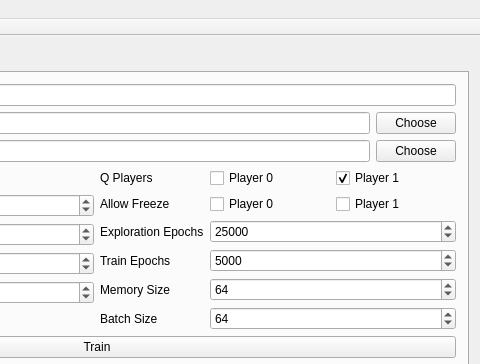
Phyronnaz/TIPE_Hex, file TIPE_Hex_QT/mainwindow.ui: the form before one commit; both pictures show x 286 to 766 and y 0 to 364 of the 766 by 805 pixel window.
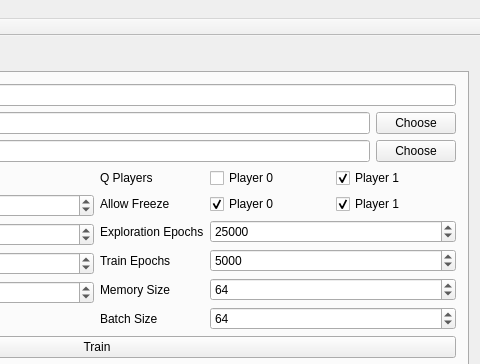
The form after the commit.

Commit message: Freeze bug solved

```diff
--- a/TIPE_Hex_QT/mainwindow.ui
+++ b/TIPE_Hex_QT/mainwindow.ui
@@ -698,6 +698,9 @@
                 <property name="text">
                  <string>Player 0</string>
                 </property>
+                <property name="checked">
+                 <bool>true</bool>
+                </property>
                </widget>
               </item>
               <item>
@@ -705,6 +708,9 @@
                 <property name="text">
                  <string>Player 1</string>
                 </property>
+                <property name="checked">
+                 <bool>true</bool>
+                </property>
                </widget>
               </item>
              </layout>
```
The commit also changes 2 other files.
